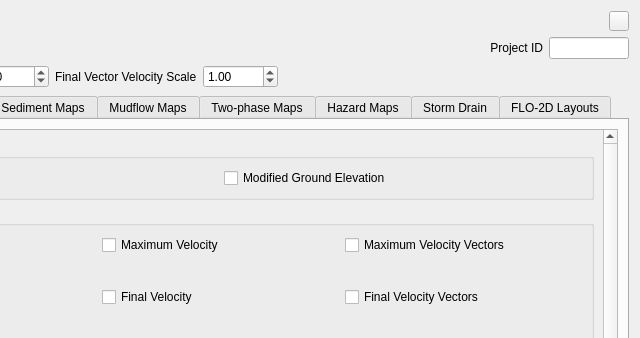
Before: the Qt Designer form flo2d_mapcrafter/flo2d_mapcrafter_dialog_base.ui in FLO-2DSoftware/FLO-2DMapCrafter, drawn with Qt 5; both pictures show x 185 to 825 and y 0 to 338 of the 825 by 721 pixel window.
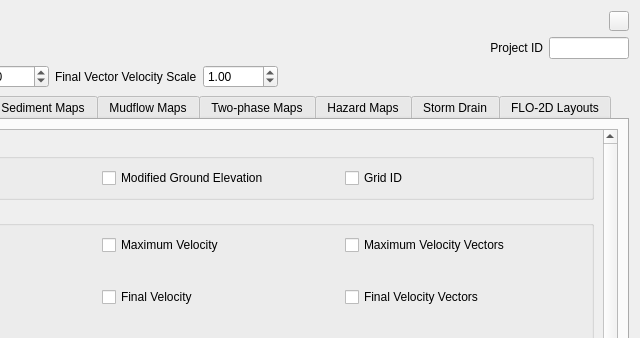
After: the same form once the commit is applied. The open tabs and pages were chosen to show the change. Icons and pictures are not drawn. Custom widgets are drawn as their Qt base class.

Commit message: Add Grid ID checkbox to flood, sediment, mudflow and two-phase tabs, site characteristics

What changed in the file:
```diff
--- a/flo2d_mapcrafter/flo2d_mapcrafter_dialog_base.ui
+++ b/flo2d_mapcrafter/flo2d_mapcrafter_dialog_base.ui
@@ -591,8 +591,8 @@
            <rect>
             <x>0</x>
             <y>0</y>
-            <width>752</width>
-            <height>673</height>
+            <width>773</width>
+            <height>481</height>
            </rect>
           </property>
           <layout class="QGridLayout" name="gridLayout_99">
@@ -814,6 +814,19 @@
                     </property>
                    </widget>
                   </item>
+                  <item row="0" column="2">
+                   <widget class="QCheckBox" name="gid_cw_cb">
+                    <property name="toolTip">
+                     <string>&lt;html&gt;&lt;head/&gt;&lt;body&gt;&lt;p&gt;GRID ID&lt;/p&gt;&lt;/body&gt;&lt;/html&gt;</string>
+                    </property>
+                    <property name="toolTipDuration">
+                     <number>0</number>
+                    </property>
+                    <property name="text">
+                     <string>Grid ID</string>
+                    </property>
+                   </widget>
+                  </item>
                  </layout>
                 </item>
                </layout>
```
Left out of the diff: 51 changed lines with no effect on the pictures.
